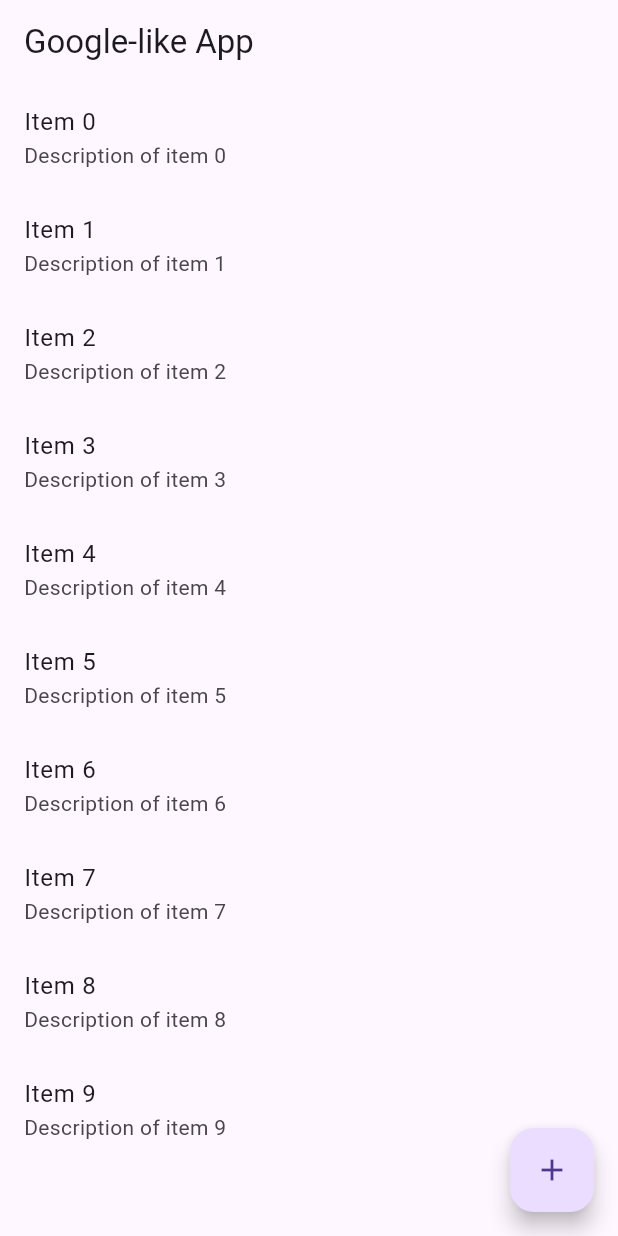
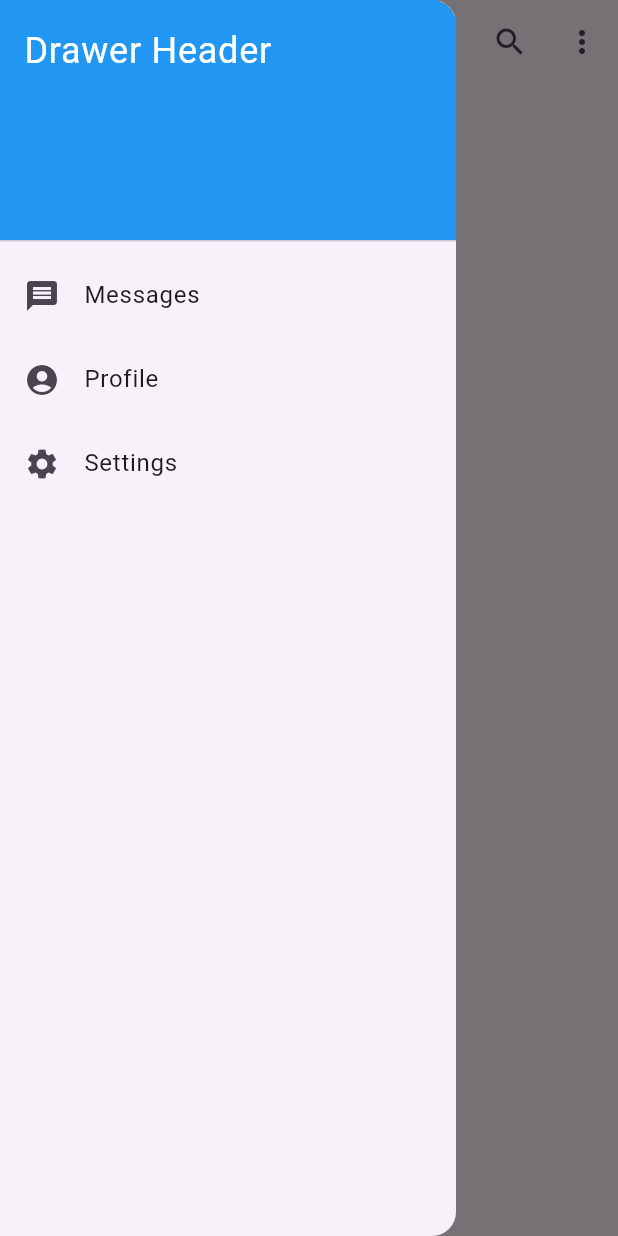
Before and after one commit to satyasolves/google_app, a Flutter app: the screen it shows after launch, with the side drawer open (before the commit the screen has no drawer), on a phone screen of 412 x 824 dp. Run offline on Flutter 3.47's test engine with Material 3 defaults, Android fonts, the phone set to English and light mode, and no system bars.

Commit message:
modified main.dart file

```diff
--- a/lib/main.dart
+++ b/lib/main.dart
@@ -11,39 +11,78 @@ class MyGoogleLikeApp extends StatelessWidget {
       title: 'Google-like App',
       theme: ThemeData(
         primarySwatch: Colors.blue,
-        visualDensity: VisualDensity.adaptivePlatformDensity,
       ),
-      home: MyHomePage(),
+      home: GoogleHomePage(),
     );
   }
 }
 
-class MyHomePage extends StatefulWidget {
+class GoogleHomePage extends StatefulWidget {
   @override
-  _MyHomePageState createState() => _MyHomePageState();
+  _GoogleHomePageState createState() => _GoogleHomePageState();
 }
 
-class _MyHomePageState extends State<MyHomePage> {
+class _GoogleHomePageState extends State<GoogleHomePage> {
   @override
   Widget build(BuildContext context) {
     return Scaffold(
-      appBar: AppBar(
+        appBar: AppBar(
         title: Text('Google-like App'),
+    actions: <Widget>[
+    IconButton(
+    icon: Icon(Icons.search),
+    onPressed: () {
+    // Implement search functionality
+    },
+    ),
+    IconButton(
+    icon: Icon(Icons.more_vert),
+    onPressed: () {
+    // Implement more options
+    },
+    ),
+    ],
+    ),
+    drawer: Drawer(
+    child: ListView(
+    padding: EdgeInsets.zero,
+    children
+        : <Widget>[
+      DrawerHeader(
+        decoration: BoxDecoration(
+          color: Colors.blue,
+        ),
+        child: Text(
+          'Drawer Header',
+          style: TextStyle(
+            color: Colors.white,
+            fontSize: 24,
+          ),
+        ),
       ),
+      ListTile(
+        leading: Icon(Icons.message),
+        title: Text('Messages'),
+      ),
+      ListTile(
+        leading: Icon(Icons.account_circle),
+        title: Text('Profile'),
+      ),
+      ListTile(
+        leading: Icon(Icons.settings),
+        title: Text('Settings'),
+      ),
+    ],
+    ),
+    ),
       body: ListView.builder(
-        itemCount: 10,
+        itemCount: 20,
         itemBuilder: (context, index) {
           return ListTile(
-            title: Text('Item $index'),
-            subtitle: Text('Description of item $index'),
+            title: Text('Item ${index + 1}'),
+            subtitle: Text('Subtitle of Item ${index + 1}'),
           );
         },
-      ),
-      floatingActionButton: FloatingActionButton(
-        onPressed: () {
-          // Add your action code here
-        },
-        child: Icon(Icons.add),
       ),
     );
   }
```
